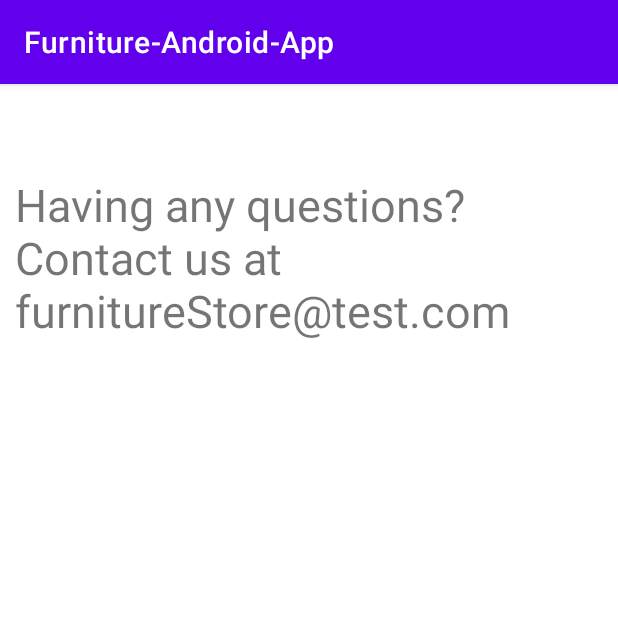
After one commit to marodr99/furniture-store-android, an Android app: the ContactActivity screen opened directly, with no data from a screen before it, on a phone screen of 412 x 824 dp, the top half of it. The commit adds this screen. Run offline under Robolectric (Android 15) with nearby library versions, the phone set to English and light mode, and no system bars.

Commit message:
Add contact page

```diff
--- a/app/src/main/AndroidManifest.xml
+++ b/app/src/main/AndroidManifest.xml
@@ -17,7 +17,8 @@
         android:roundIcon="@mipmap/ic_launcher_round"
         android:supportsRtl="true"
         android:theme="@style/Theme.FurnitureAndroidApp">
-        <activity android:name=".ReferProjectActivity"></activity>
+        <activity android:name=".ContactActivity"></activity>
+        <activity android:name=".ReferProjectActivity" />
         <activity android:name=".SingleOrderActivity" />
         <activity android:name=".MyOrdersListActivity" />
         <activity android:name=".BuyActivity" />
--- /dev/null
+++ b/app/src/main/java/pk/furniture_android_app/ContactActivity.kt
@@ -0,0 +1,11 @@
+package pk.furniture_android_app
+
+import androidx.appcompat.app.AppCompatActivity
+import android.os.Bundle
+
+class ContactActivity : AppCompatActivity() {
+    override fun onCreate(savedInstanceState: Bundle?) {
+        super.onCreate(savedInstanceState)
+        setContentView(R.layout.activity_contact)
+    }
+}
--- a/app/src/main/java/pk/furniture_android_app/WelcomePageActivity.kt
+++ b/app/src/main/java/pk/furniture_android_app/WelcomePageActivity.kt
@@ -47,7 +47,16 @@ class WelcomePageActivity : AppCompatActivity() {
                 setUpStoreOfferButton()
                 setUpMyOrdersButton()
                 setUpReferProjectButton()
+                setUpContactButton()
             }
+        }
+    }
+
+    private fun setUpContactButton() {
+        val contactButton: Button = findViewById(R.id.contact)
+        contactButton.setOnClickListener {
+            val intent = Intent(this, ContactActivity::class.java)
+            startActivity(intent)
         }
     }
 
--- /dev/null
+++ b/app/src/main/res/layout/activity_contact.xml
@@ -0,0 +1,19 @@
+<?xml version="1.0" encoding="utf-8"?>
+<androidx.constraintlayout.widget.ConstraintLayout xmlns:android="http://schemas.android.com/apk/res/android"
+    xmlns:app="http://schemas.android.com/apk/res-auto"
+    xmlns:tools="http://schemas.android.com/tools"
+    android:layout_width="match_parent"
+    android:layout_height="match_parent"
+    tools:context=".ContactActivity"
+    android:padding="10dp">
+
+    <TextView
+        android:layout_width="match_parent"
+        android:layout_height="wrap_content"
+        android:text="Having any questions? Contact us at furnitureStore@test.com"
+        android:textSize="30sp"
+        app:layout_constraintLeft_toLeftOf="parent"
+        app:layout_constraintTop_toTopOf="parent"
+        android:layout_marginTop="50dp"/>
+
+</androidx.constraintlayout.widget.ConstraintLayout>
```
